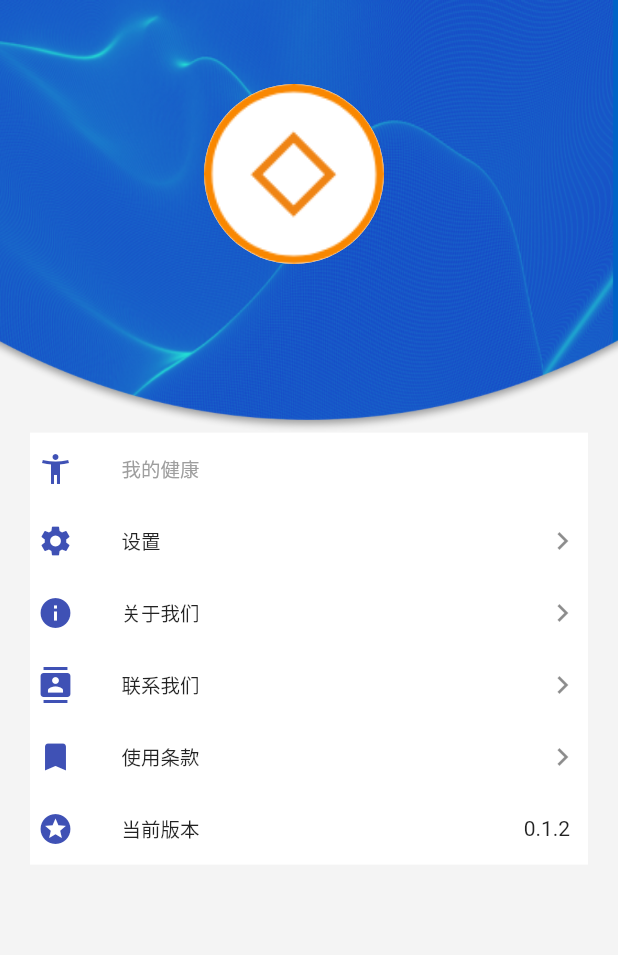
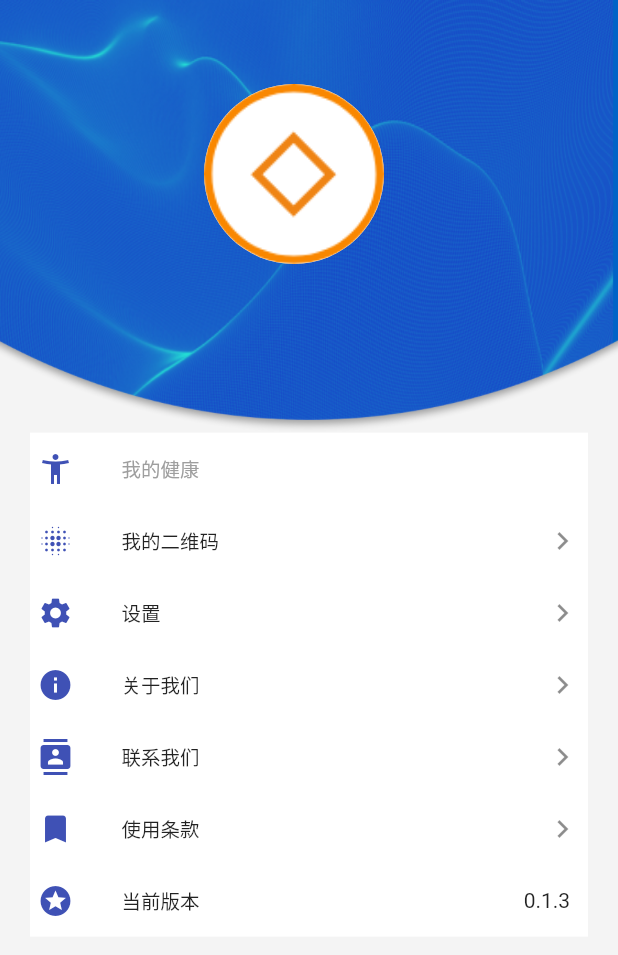
Before and after one commit to jjjachyty/apcc_wallet, a Flutter app: the UserCenter screen opened directly, on a phone screen of 412 x 824 dp. Shown: the top 955 px of the screen. Run offline on Flutter 3.47's test engine with Material 2 defaults, Android fonts, the phone set to English and light mode, and no system bars; our stand-ins replace cached_network_image, cookie_jar, date_format, dio, event_bus, flutter_markdown and 13 more; missing offline and left inert: bip32, bip39, cipher2, flutter_downloader, flutter_progress_button, flutter_qr_reader and 6 more; accounts and stored records are empty; network calls fail; statements that could not run were skipped; project files that could hold a hidden picture were left out; key blocks and very long unbroken strings in the code were emptied for the run.

Commit message:
二维码

```diff
--- a/lib/src/center/index.dart
+++ b/lib/src/center/index.dart
@@ -1,6 +1,7 @@
 import 'dart:io';
 import 'dart:ui';
 
+import 'package:apcc_wallet/src/center/qrcode.dart';
 import 'package:apcc_wallet/src/center/setting.dart';
 import 'package:apcc_wallet/src/common/define.dart';
 import 'package:apcc_wallet/src/common/utils.dart';
@@ -168,6 +169,25 @@ class _UserCenterState extends State<UserCenter> {
                         contentPadding: EdgeInsets.zero,
                         isThreeLine: false,
                         leading: Icon(
+                          Icons.blur_on,
+                          color: Colors.indigo,
+                        ),
+                        trailing: Icon(Icons.keyboard_arrow_right),
+                        title: Text(
+                          "我的二维码",
+                        ),
+                        onTap: () {
+                          Navigator.of(context)
+                              .push(MaterialPageRoute(builder: (context) {
+                            return MyQrCode();
+                          }));
+                        },
+                      ),
+                      new ListTile(
+                        dense: true,
+                        contentPadding: EdgeInsets.zero,
+                        isThreeLine: false,
+                        leading: Icon(
                           Icons.settings,
                           color: Colors.indigo,
                         ),
--- a/lib/src/common/define.dart
+++ b/lib/src/common/define.dart
@@ -45,8 +45,8 @@ RegExp nickNameExp = RegExp(r'^[\w\u4e00-\u9fa5]{1,8}$');
 var imageHost = "http://avatar.apcchis.com/";
 var avatarURL = imageHost + user.avatar + ".webp";
 
-var newestVersion = Version(versionCode: "0.1.2");
-var currentVersion = Version(versionCode: "0.1.2");
+var newestVersion = Version(versionCode: "0.1.3");
+var currentVersion = Version(versionCode: "0.1.3");
 
 var payTypes = {
   1000: "货币兑换",
--- a/pubspec.yaml
+++ b/pubspec.yaml
@@ -31,7 +31,7 @@ dependencies:
   unorm_dart: ^0.1.1
   path_provider: ^1.1.0
   progress_dialog: ^1.1.0+1
-  qr_flutter: ^2.0.0
+  qr_flutter: ^3.0.1
   flutter_qr_reader: ^1.0.2
   flutter_swiper: ^1.1.6
   flutter_progress_button: '^0.6.4'
```
Also changed, not shown: lib/src/center/qrcode.dart (added, +28 -0 lines), pubspec.lock, 1 other file.
